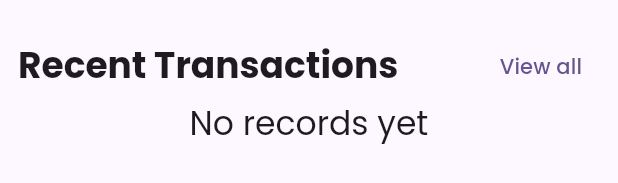
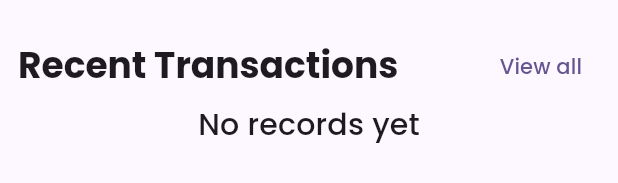
Before and after one commit to IsroilovA/money-manager, a Flutter app: the HomeScreen widget shown alone on an empty page, opened directly with empty values, on a phone screen of 412 x 824 dp. Shown: the part 615-798 px from the top of the screen. Run offline on Flutter 3.47's test engine with Material 3 defaults, Android fonts, the phone set to English and light mode, and no system bars; our stand-ins replace bloc, flutter_bloc, google_fonts, sqflite; accounts and stored records are empty.

```diff
--- a/lib/home/cubit/home_cubit.dart
+++ b/lib/home/cubit/home_cubit.dart
@@ -25,7 +25,6 @@ class HomeCubit extends Cubit<HomeState> {
     emit(HomeTransactionsLoading());
     try {
       final transactions = await DatabaseHelper.getAllTransactionRecords();
-      print(transactionRecord.accountId);
       await DatabaseHelper.deleteTransationRecord(transactionRecord);
       if (transactions != null && transactions.isNotEmpty) {
         emit(HomeTransactionsDeleted(transactions));
--- a/lib/home/home_screen.dart
+++ b/lib/home/home_screen.dart
@@ -56,7 +56,9 @@ class _HomeScreenState extends State<HomeScreen> {
             Center(
               child: Text(
                 "No records yet",
-                style: Theme.of(context).textTheme.titleLarge,
+                style: Theme.of(context).textTheme.titleMedium!.copyWith(
+                      fontSize: 20,
+                    ),
               ),
             ),
           if (transactionRecords.isNotEmpty)
@@ -116,9 +118,7 @@ class _HomeScreenState extends State<HomeScreen> {
                 listener: (context, state) {
                   if (state is HomeTransactionsDeleted) {
                     setState(
-                      () {
-                        BalanceCard(account: widget.account);
-                      },
+                      () {},
                     );
                     ScaffoldMessenger.of(context).showSnackBar(
                       const SnackBar(
--- a/lib/home/widgets/balance_card.dart
+++ b/lib/home/widgets/balance_card.dart
@@ -2,16 +2,21 @@ import 'package:flutter/material.dart';
 import 'package:money_manager/data/models/account.dart';
 import 'package:money_manager/home/widgets/income_expense_widget.dart';
 
-class BalanceCard extends StatelessWidget {
+class BalanceCard extends StatefulWidget {
   const BalanceCard({super.key, required this.account});
   final Account account;
 
   @override
+  State<BalanceCard> createState() => _BalanceCardState();
+}
+
+class _BalanceCardState extends State<BalanceCard> {
+  @override
   Widget build(BuildContext context) {
-    double totalBalance = account.balance;
-    Future<String> incomeLast30Days = account.formattedIncomeLast30Days;
+    double totalBalance = widget.account.balance;
+    Future<String> incomeLast30Days = widget.account.formattedIncomeLast30Days;
     Future<String> expenseLast30Days =
-        account.formattedExpenseLast30Days;
+        widget.account.formattedExpenseLast30Days;
     return Card(
       margin: const EdgeInsets.all(3),
       shape: RoundedRectangleBorder(
--- a/lib/tabs/cubit/tabs_cubit.dart
+++ b/lib/tabs/cubit/tabs_cubit.dart
@@ -40,8 +40,6 @@ class TabsCubit extends Cubit<TabsState> {
     }
     try {
       await DatabaseHelper.addTransationRecord(newTransaction);
-      await DatabaseHelper.updateAccountBalance(
-          newTransaction, newTransaction.accountId);
       final accounts = await DatabaseHelper.getAllAccounts();
       if (accounts != null && accounts.isNotEmpty) {
         emit(TabsTransactionAdded(accounts.first, pageIndex));
```
Also changed, not shown: lib/all_transactions/transactions_list_screen.dart (+7 -31 lines), lib/services/database_helper.dart (+21 -4 lines).
